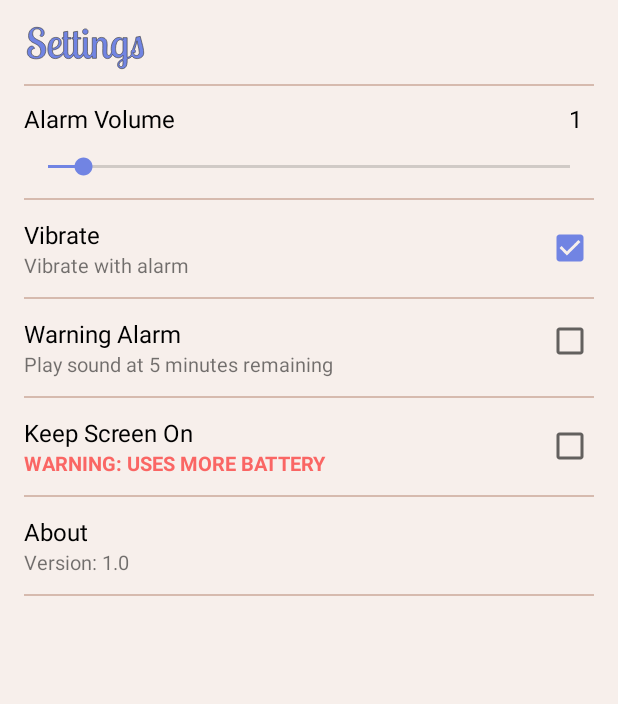
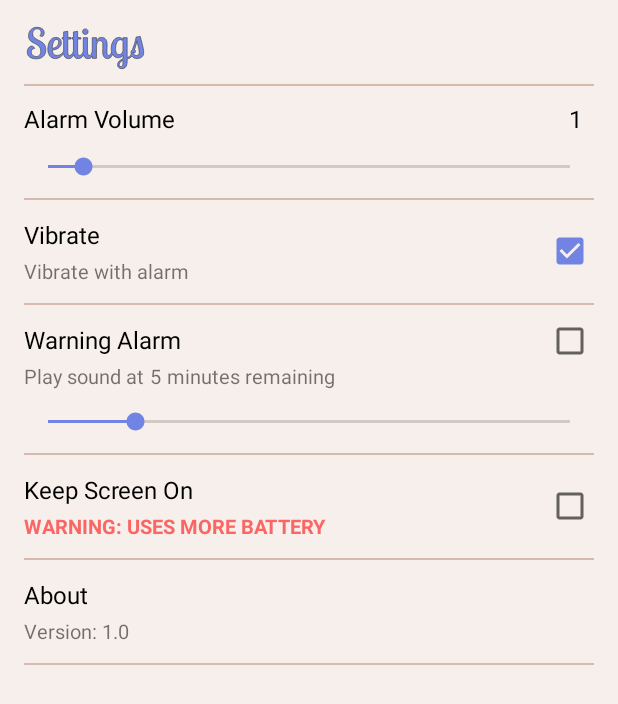
Before and after one commit to iinewmanii/ProfessionalKitchenTimer, an Android app: the AppPreferenceActivity screen opened directly, with no data from a screen before it, on a phone screen of 412 x 824 dp. Shown: the top 704 px of the screen. Run offline under Robolectric (Android 15) with nearby library versions, the light colour scheme and no system bars.

Commit message:
Working out bugs and adding a few features.

```diff
--- a/app/src/main/java/com/professionalkitchentimer/iinewmanii/professionalkitchentimer/AppPreferenceActivity.java
+++ b/app/src/main/java/com/professionalkitchentimer/iinewmanii/professionalkitchentimer/AppPreferenceActivity.java
@@ -38,9 +38,12 @@ public class AppPreferenceActivity extends PreferenceActivity {
 
         private static final int minValue = 1;
         private int alarmVolume;
+        private int warningAlarmMinute;
         private TextView seekBarValue;
+        private TextView warningAlarmSeekBarValue;
         private TextView versionNumberText;
         private SeekBar alarmVolumeSeekBar;
+        private SeekBar warningAlarmVolumeSeekBar;
         private AudioManager audioManager;
         private CheckBox keepScreenOnCheckbox;
         private CheckBox vibrateCheckbox;
@@ -62,20 +65,28 @@ public class AppPreferenceActivity extends PreferenceActivity {
             View preferenceView = inflater.inflate(R.layout.preferences, container, false);
 
             alarmVolumeSeekBar = (SeekBar) preferenceView.findViewById(R.id.alarm_volume_seek_bar);
+            warningAlarmVolumeSeekBar = (SeekBar) preferenceView.findViewById(R.id.warning_alarm_volume_seek_bar);
             audioManager = (AudioManager) getActivity().getSystemService(Context.AUDIO_SERVICE);
             seekBarValue = (TextView) preferenceView.findViewById(R.id.seek_bar_value);
+            warningAlarmSeekBarValue = (TextView) preferenceView.findViewById(R.id.warning_alarm_value);
             versionNumberText = (TextView) preferenceView.findViewById(R.id.version_number);
             keepScreenOnCheckbox = (CheckBox) preferenceView.findViewById(R.id.keep_screen_on_checkbox);
             vibrateCheckbox = (CheckBox) preferenceView.findViewById(R.id.vibrate_checkbox);
             warningAlarmCheckbox = (CheckBox) preferenceView.findViewById(R.id.warning_alarm_checkbox);
 
             alarmVolume = timerPreferences.getAlarmVolume();
+            warningAlarmMinute = timerPreferences.getWarningAlarmminute();
 
             alarmVolumeSeekBar.setMax(audioManager.getStreamMaxVolume(AudioManager.STREAM_MUSIC));
             alarmVolumeSeekBar.setProgress(alarmVolume);
             seekBarValue.setText(String.valueOf(alarmVolume));
 
+            warningAlarmVolumeSeekBar.setMax(30);
+            warningAlarmVolumeSeekBar.setProgress(warningAlarmMinute);
+            warningAlarmSeekBarValue.setText(String.valueOf(warningAlarmMinute));
+
             alarmVolumeSeekBar.setOnSeekBarChangeListener(this);
+            warningAlarmVolumeSeekBar.setOnSeekBarChangeListener(this);
             keepScreenOnCheckbox.setOnCheckedChangeListener(this);
             vibrateCheckbox.setOnCheckedChangeListener(this);
             warningAlarmCheckbox.setOnCheckedChangeListener(this);
@@ -118,12 +129,23 @@ public class AppPreferenceActivity extends PreferenceActivity {
         @Override
         public void onProgressChanged(SeekBar seekBar, int progress, boolean fromUser) {
 //            Log.v(TAG, "Progress Changed");
+
+            if (seekBar == alarmVolumeSeekBar) {
                 alarmVolume = progress;
                 if (alarmVolume < minValue) {
                     alarmVolume = minValue;
                 }
+
                 alarmVolumeSeekBar.setProgress(alarmVolume);
                 seekBarValue.setText(String.valueOf(alarmVolume));
+            }
+
+            if (seekBar == warningAlarmVolumeSeekBar) {
+                warningAlarmMinute = progress;
+
+                warningAlarmVolumeSeekBar.setProgress(warningAlarmMinute);
+                warningAlarmSeekBarValue.setText(String.valueOf(warningAlarmMinute));
+            }
         }
 
         @Override
@@ -135,7 +157,13 @@ public class AppPreferenceActivity extends PreferenceActivity {
         public void onStopTrackingTouch(SeekBar seekBar) {
 //            Log.v(TAG, "Stop Tracking Touch");
 
+            if (seekBar == alarmVolumeSeekBar) {
                 timerPreferences.setAlarmVolume(alarmVolume);
+            }
+
+            if (seekBar == warningAlarmVolumeSeekBar) {
+                timerPreferences.setWarningAlarmMinute(warningAlarmMinute);
+            }
         }
 
         @Override
--- a/app/src/main/java/com/professionalkitchentimer/iinewmanii/professionalkitchentimer/PrefUtils.java
+++ b/app/src/main/java/com/professionalkitchentimer/iinewmanii/professionalkitchentimer/PrefUtils.java
@@ -50,6 +50,7 @@ class PrefUtils {
     private static final String TIMER_NOTIFICATION_RUNNING = "timerNotificationRunning";
     private static final String ORIGINAL_NOTIFICATION_VOLUME = "originalNotificationVolume";
     private static final String ALARM_VOLUME = "alarmVolume";
+    private static final String WARNING_ALARM_MINUTE = "warningAlarmMinute";
     private static final String WARNING_ALARM = "warningAlarm";
     private static final String VIBRATE_SETTING = "vibrateSetting";
     private static final String KEEP_SCREEN_ON = "keepScreenOn";
@@ -81,6 +82,14 @@ class PrefUtils {
     void setWarningAlarm(boolean warningAlarm) {
         SharedPreferences.Editor editor = timerPreferences.edit();
         editor.putBoolean(WARNING_ALARM, warningAlarm);
+        editor.apply();
+    }
+
+    int getWarningAlarmminute() {return timerPreferences.getInt(WARNING_ALARM_MINUTE, 5);}
+
+    void setWarningAlarmMinute(int warningAlarmMinute) {
+        SharedPreferences.Editor editor = timerPreferences.edit();
+        editor.putInt(WARNING_ALARM_MINUTE, warningAlarmMinute);
         editor.apply();
     }
 
--- a/app/src/main/java/com/professionalkitchentimer/iinewmanii/professionalkitchentimer/WarningAlarmReceiver.java
+++ b/app/src/main/java/com/professionalkitchentimer/iinewmanii/professionalkitchentimer/WarningAlarmReceiver.java
@@ -7,9 +7,6 @@ import android.media.AudioManager;
 import android.media.MediaPlayer;
 import android.os.Vibrator;
 //import android.util.Log;
-
-import java.lang.reflect.Method;
-
 import static android.media.AudioManager.FLAG_REMOVE_SOUND_AND_VIBRATE;
 
 /**
--- a/app/src/main/res/layout/preferences.xml
+++ b/app/src/main/res/layout/preferences.xml
@@ -78,6 +78,7 @@
             android:id="@+id/vibrate_description_tv"
             android:layout_width="wrap_content"
             android:layout_height="wrap_content"
+            android:layout_marginTop="4dp"
             android:layout_alignStart="@id/vibrate_title_tv"
             android:layout_below="@id/vibrate_title_tv"
             android:text="@string/vibrate_body"
@@ -103,7 +104,7 @@
         android:id="@+id/warning_alarm_parent"
         android:layout_width="match_parent"
         android:layout_height="wrap_content"
-        android:layout_marginTop="12dp"
+        android:layout_marginTop="8dp"
         android:layout_marginBottom="12dp"
         android:layout_below="@id/divider_three">
 
@@ -111,27 +112,54 @@
             android:id="@+id/warning_alarm_title_tv"
             android:layout_width="wrap_content"
             android:layout_height="wrap_content"
+            android:layout_marginTop="4dp"
             android:text="@string/warning_alarm_title"
             android:textColor="@android:color/black"
             android:textSize="16dp"/>
-
-        <TextView
-            android:id="@+id/warning_alarm_body_tv"
-            android:layout_width="wrap_content"
-            android:layout_height="wrap_content"
-            android:layout_alignStart="@id/warning_alarm_title_tv"
-            android:layout_below="@id/warning_alarm_title_tv"
-            android:text="@string/warning_alarm_body"
-            android:textSize="13dp"/>
 
         <CheckBox
             android:id="@+id/warning_alarm_checkbox"
             android:layout_width="wrap_content"
             android:layout_height="wrap_content"
             android:layout_alignParentEnd="true"
-            android:layout_alignTop="@id/warning_alarm_title_tv"/>
+            android:layout_alignParentTop="true"/>
 
+        <TextView
+            android:id="@+id/warning_alarm_body_start_tv"
+            android:layout_width="wrap_content"
+            android:layout_height="wrap_content"
+            android:layout_marginTop="4dp"
+            android:layout_alignStart="@id/warning_alarm_title_tv"
+            android:layout_below="@id/warning_alarm_title_tv"
+            android:text="@string/warning_alarm_body_start"
+            android:textSize="13dp"/>
 
+        <TextView
+            android:id="@+id/warning_alarm_value"
+            android:layout_width="wrap_content"
+            android:layout_height="wrap_content"
+            android:layout_marginStart="4dp"
+            android:layout_marginEnd="4dp"
+            android:layout_toEndOf="@id/warning_alarm_body_start_tv"
+            android:layout_alignBottom="@id/warning_alarm_body_start_tv"
+            android:text="5"
+            android:textSize="13dp"/>
+
+        <TextView
+            android:id="@+id/warning_alarm_body_end_tv"
+            android:layout_width="wrap_content"
+            android:layout_height="wrap_content"
+            android:layout_toEndOf="@id/warning_alarm_value"
+            android:layout_alignBottom="@id/warning_alarm_body_start_tv"
+            android:text="@string/warning_alarm_body_end"
+            android:textSize="13dp"/>
+
+        <SeekBar
+            android:id="@+id/warning_alarm_volume_seek_bar"
+            android:layout_width="match_parent"
+            android:layout_height="wrap_content"
+            android:layout_below="@id/warning_alarm_body_start_tv"
+            android:layout_marginTop="12dp" />
 
     </RelativeLayout>
 
@@ -162,6 +190,7 @@
             android:id="@+id/keep_screen_on_warning_tv"
             android:layout_width="wrap_content"
             android:layout_height="wrap_content"
+            android:layout_marginTop="4dp"
             android:layout_alignStart="@id/keep_screen_on_title_tv"
             android:layout_below="@id/keep_screen_on_title_tv"
             android:text="@string/keep_screen_on_warning"
@@ -199,6 +228,7 @@
         android:id="@+id/version_title"
         android:layout_width="wrap_content"
         android:layout_height="wrap_content"
+        android:layout_marginTop="4dp"
         android:layout_below="@id/about_header"
         android:layout_marginBottom="12dp"
         android:text="@string/Version"
@@ -208,6 +238,7 @@
         android:id="@+id/version_number"
         android:layout_width="wrap_content"
         android:layout_height="wrap_content"
+        android:layout_marginTop="4dp"
         android:layout_toEndOf="@id/version_title"
         android:layout_below="@id/about_header"
         android:text="0.2"
--- a/app/src/main/res/values/strings.xml
+++ b/app/src/main/res/values/strings.xml
@@ -69,7 +69,9 @@
 
     <string name="warning_alarm_title">Warning Alarm</string>
 
-    <string name="warning_alarm_body">Play sound at 5 minutes remaining</string>
+    <string name="warning_alarm_body_start">Play sound at</string>
+
+    <string name="warning_alarm_body_end">minutes remaining</string>
 
     <string name="keep_screen_on_title">Keep Screen On</string>
 
```
Also changed, not shown: app/src/main/java/com/professionalkitchentimer/iinewmanii/professionalkitchentimer/MainActivity.java (+24 -7 lines). Lines whose indentation alone changed are shown as unchanged.
